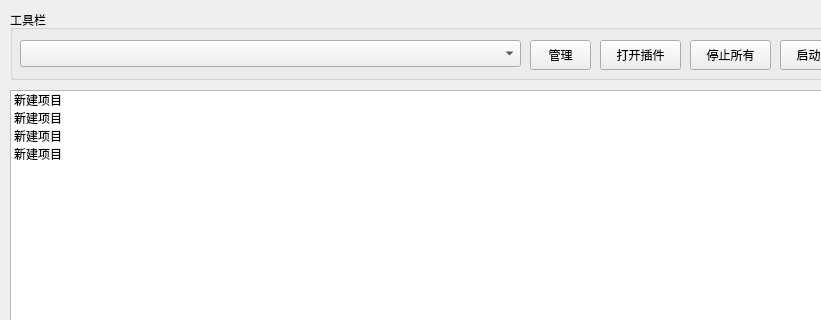
Qt form uiDefines/MainWindow.ui (fivecountry/pyResourceGet) before a commit; both pictures show x 0 to 821 and y 0 to 320 of the 959 by 570 pixel window.
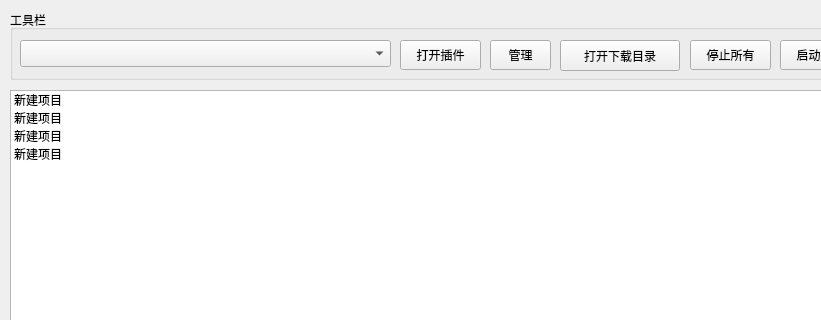
The same form after that commit.

What changed in the file:
```diff
--- a/uiDefines/MainWindow.ui
+++ b/uiDefines/MainWindow.ui
@@ -32,7 +32,7 @@
     <widget class="QPushButton" name="btnManage">
      <property name="geometry">
       <rect>
-       <x>520</x>
+       <x>480</x>
        <y>30</y>
        <width>61</width>
        <height>30</height>
@@ -47,7 +47,7 @@
       <rect>
        <x>10</x>
        <y>30</y>
-       <width>501</width>
+       <width>371</width>
        <height>27</height>
       </rect>
      </property>
@@ -55,7 +55,7 @@
     <widget class="QPushButton" name="btnOpenPlugin">
      <property name="geometry">
       <rect>
-       <x>590</x>
+       <x>390</x>
        <y>30</y>
        <width>81</width>
        <height>30</height>
@@ -104,6 +104,19 @@
       <string>关于我</string>
      </property>
     </widget>
+    <widget class="QPushButton" name="btnDownloadDir">
+     <property name="geometry">
+      <rect>
+       <x>550</x>
+       <y>30</y>
+       <width>120</width>
+       <height>31</height>
+      </rect>
+     </property>
+     <property name="text">
+      <string>打开下载目录</string>
+     </property>
+    </widget>
    </widget>
    <widget class="QListWidget" name="lwFileList">
     <property name="geometry">
```
